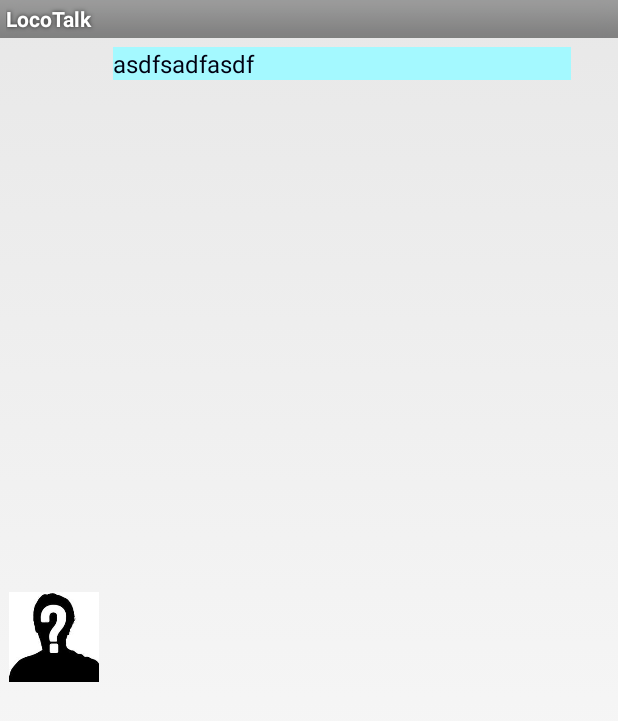
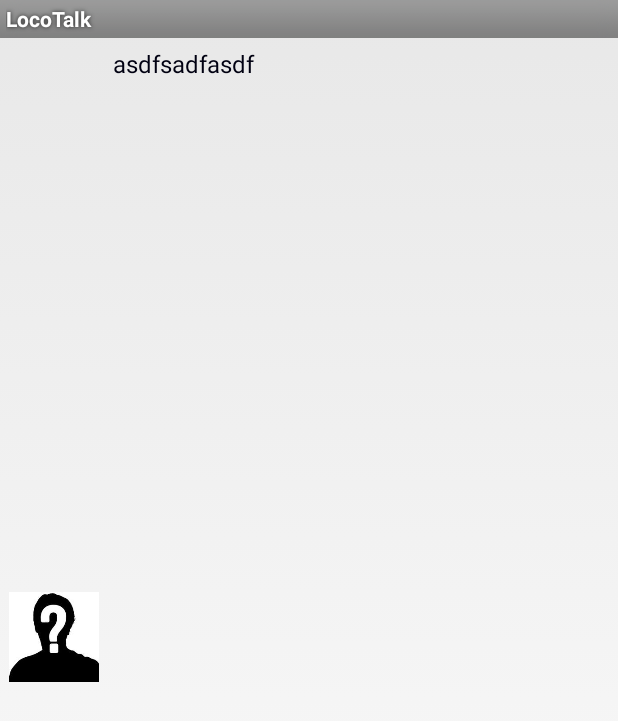
Before and after one commit to nir-jackson/LocoTalk, an Android app: the layout chat_item.xml on its own in the app's theme, with its tools: preview values and no code run, on a phone screen of 412 x 824 dp. Shown: the top 721 px of the screen. Run offline under Robolectric (Android 15) with nearby library versions, the phone set to English and light mode, and no system bars.

Commit message:
fix some map issues

```diff
--- a/src/main/res/layout/chat_item.xml
+++ b/src/main/res/layout/chat_item.xml
@@ -1,7 +1,7 @@
 <RelativeLayout xmlns:android="http://schemas.android.com/apk/res/android"
     android:layout_width="match_parent"
     android:layout_height="wrap_content"
-    android:padding="6dip" >
+    android:padding="6dip">
     <!-- android:layout_height="?android:attr/listPreferredItemHeight" -->
 
 
@@ -23,7 +23,6 @@
         android:layout_alignParentEnd="true"
         android:layout_marginStart="69dp"
         android:textColor="#001"
-        android:background="#a4f9ff"
 
         android:layout_marginEnd="25dp"/>
 
```
Also changed, not shown: src/main/java/il/co/nolife/locotalk/LocoTalkMain.java (+11 -6 lines).
